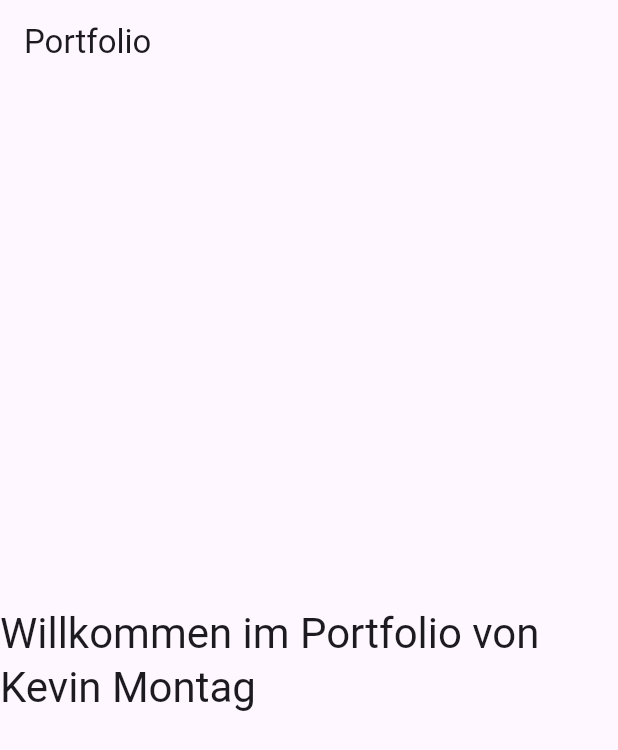
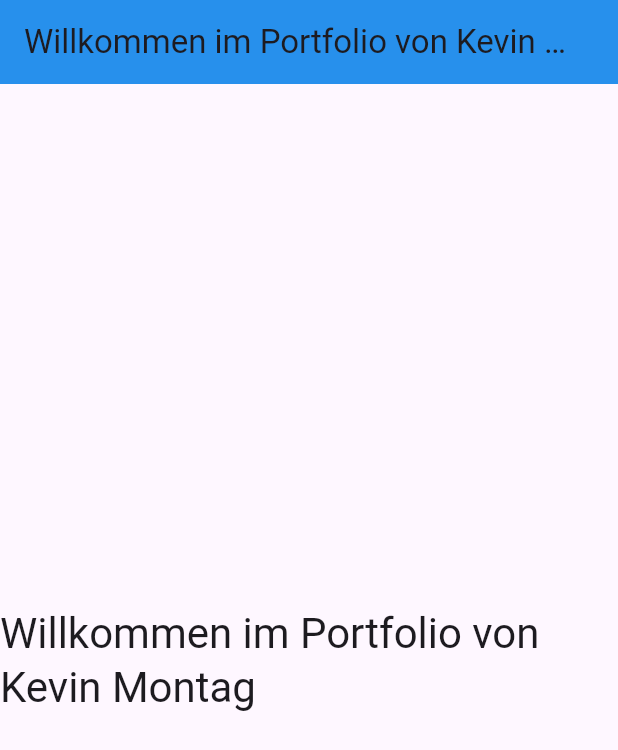
Before and after one commit to DarkSerpin/portfolio_5365258, a Flutter app: the screen it shows after launch, on a phone screen of 412 x 824 dp. Shown: the top 750 px of the screen. Run offline on Flutter 3.47's test engine with Material 3 defaults, Android fonts, the phone set to English and light mode, and no system bars.

Commit message:
kleine anpassungen der AppBar

```diff
--- a/praktikum/lib/pages/home_page.dart
+++ b/praktikum/lib/pages/home_page.dart
@@ -7,7 +7,9 @@ class HomePage extends StatelessWidget {
   Widget build(BuildContext context) {
     return Scaffold(
       appBar: AppBar(
-        title: const Text('Portfolio'), // Titel der AppBar
+        title: const Text('Willkommen im Portfolio von Kevin Montag'), // Titel der AppBar
+        backgroundColor: Colors.blue, // Hintergrundfarbe der AppBar
+        elevation: 4, // Schatten der AppBar
       ),
       body: Center(
         child: Text(
```
Also changed, not shown: 1 other file.
